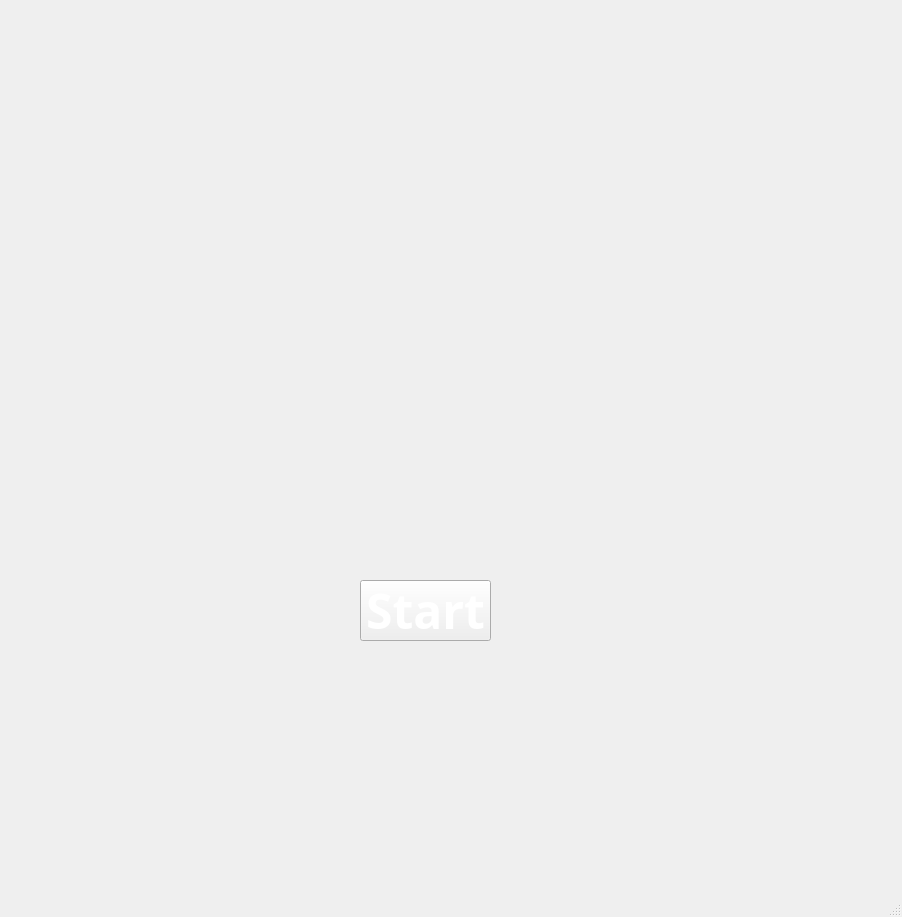
Qt form start.ui (ParisaMollahoseini/FlappyBird) before a commit.
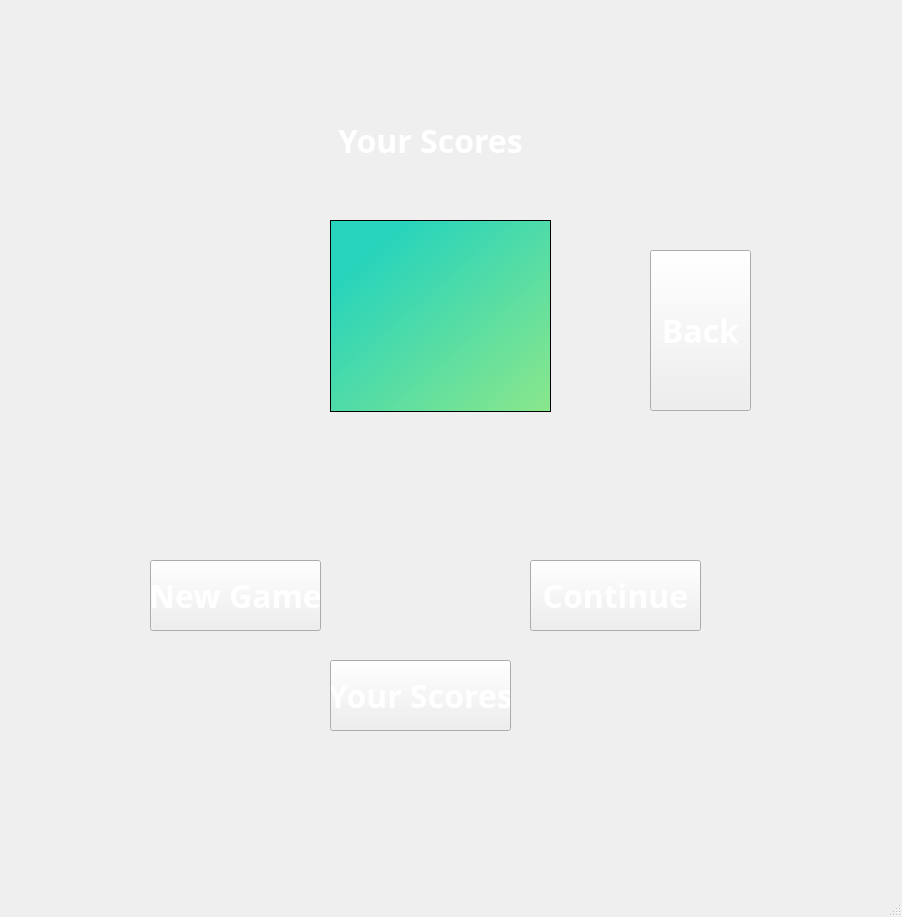
The same form after that commit. Icons and pictures are not drawn.

Patch:
```diff
--- a/start.ui
+++ b/start.ui
@@ -17,19 +17,43 @@
    <string notr="true">background-image: url(:/flappybird/Picture1.jpg);</string>
   </property>
   <widget class="QWidget" name="centralwidget">
+   <widget class="QPushButton" name="newgame">
+    <property name="geometry">
+     <rect>
+      <x>150</x>
+      <y>560</y>
+      <width>171</width>
+      <height>71</height>
+     </rect>
+    </property>
+    <property name="font">
+     <font>
+      <family>Agency FB</family>
+      <pointsize>24</pointsize>
+      <weight>75</weight>
+      <bold>true</bold>
+     </font>
+    </property>
+    <property name="styleSheet">
+     <string notr="true">color: rgb(255, 255, 255);</string>
+    </property>
+    <property name="text">
+     <string>New Game</string>
+    </property>
+   </widget>
    <widget class="QPushButton" name="start">
     <property name="geometry">
      <rect>
-      <x>360</x>
-      <y>580</y>
-      <width>131</width>
-      <height>61</height>
+      <x>530</x>
+      <y>560</y>
+      <width>171</width>
+      <height>71</height>
      </rect>
     </property>
     <property name="font">
      <font>
       <family>Agency FB</family>
-      <pointsize>36</pointsize>
+      <pointsize>24</pointsize>
       <weight>75</weight>
       <bold>true</bold>
      </font>
@@ -38,7 +62,128 @@
      <string notr="true">color: rgb(255, 255, 255);</string>
     </property>
     <property name="text">
-     <string>Start</string>
+     <string>Continue</string>
+    </property>
+   </widget>
+   <widget class="QPushButton" name="yourscore">
+    <property name="geometry">
+     <rect>
+      <x>330</x>
+      <y>660</y>
+      <width>181</width>
+      <height>71</height>
+     </rect>
+    </property>
+    <property name="font">
+     <font>
+      <family>Agency FB</family>
+      <pointsize>24</pointsize>
+      <weight>75</weight>
+      <bold>true</bold>
+     </font>
+    </property>
+    <property name="styleSheet">
+     <string notr="true">color: rgb(255, 255, 255);</string>
+    </property>
+    <property name="text">
+     <string>Your Scores</string>
+    </property>
+   </widget>
+   <widget class="QLabel" name="scorelabel">
+    <property name="geometry">
+     <rect>
+      <x>300</x>
+      <y>90</y>
+      <width>261</width>
+      <height>101</height>
+     </rect>
+    </property>
+    <property name="font">
+     <font>
+      <family>Agency FB</family>
+      <pointsize>24</pointsize>
+      <weight>75</weight>
+      <bold>true</bold>
+     </font>
+    </property>
+    <property name="styleSheet">
+     <string notr="true">color: rgb(255, 255, 255);</string>
+    </property>
+    <property name="text">
+     <string>Your Scores</string>
+    </property>
+    <property name="alignment">
+     <set>Qt::AlignCenter</set>
+    </property>
+   </widget>
+   <widget class="QListWidget" name="scorelist">
+    <property name="geometry">
+     <rect>
+      <x>330</x>
+      <y>220</y>
+      <width>221</width>
+      <height>192</height>
+     </rect>
+    </property>
+    <property name="font">
+     <font>
+      <family>8514oem</family>
+      <pointsize>12</pointsize>
+      <weight>75</weight>
+      <bold>true</bold>
+     </font>
+    </property>
+    <property name="styleSheet">
+     <string notr="true">background-image: url();
+color: rgb(0, 85, 0);
+border-color: qlineargradient(spread:pad, x1:0.179, y1:0.176818, x2:1, y2:1, stop:0 rgba(40, 212, 187, 255), stop:1 rgba(139, 231, 139, 255));
+border-color: rgb(170, 255, 255);
+background-color: qlineargradient(spread:pad, x1:0.179, y1:0.176818, x2:1, y2:1, stop:0 rgba(40, 212, 187, 255), stop:1 rgba(139, 231, 139, 255));</string>
+    </property>
+    <property name="frameShape">
+     <enum>QFrame::StyledPanel</enum>
+    </property>
+    <property name="frameShadow">
+     <enum>QFrame::Sunken</enum>
+    </property>
+    <property name="sizeAdjustPolicy">
+     <enum>QAbstractScrollArea::AdjustIgnored</enum>
+    </property>
+    <property name="selectionMode">
+     <enum>QAbstractItemView::NoSelection</enum>
+    </property>
+    <property name="flow">
+     <enum>QListView::TopToBottom</enum>
+    </property>
+    <property name="resizeMode">
+     <enum>QListView::Adjust</enum>
+    </property>
+    <property name="viewMode">
+     <enum>QListView::IconMode</enum>
+    </property>
+   </widget>
+   <widget class="QPushButton" name="back">
+    <property name="geometry">
+     <rect>
+      <x>650</x>
+      <y>250</y>
+      <width>101</width>
+      <height>161</height>
+     </rect>
+    </property>
+    <property name="font">
+     <font>
+      <family>Agency FB</family>
+      <pointsize>24</pointsize>
+      <weight>75</weight>
+      <bold>true</bold>
+     </font>
+    </property>
+    <property name="styleSheet">
+     <string notr="true">color: rgb(255, 255, 255);</string>
+    </property>
+    <property name="text">
+     <string>Back</string>
     </property>
    </widget>
   </widget>
```
Left out of the diff: 2 changed lines with no effect on the pictures.
